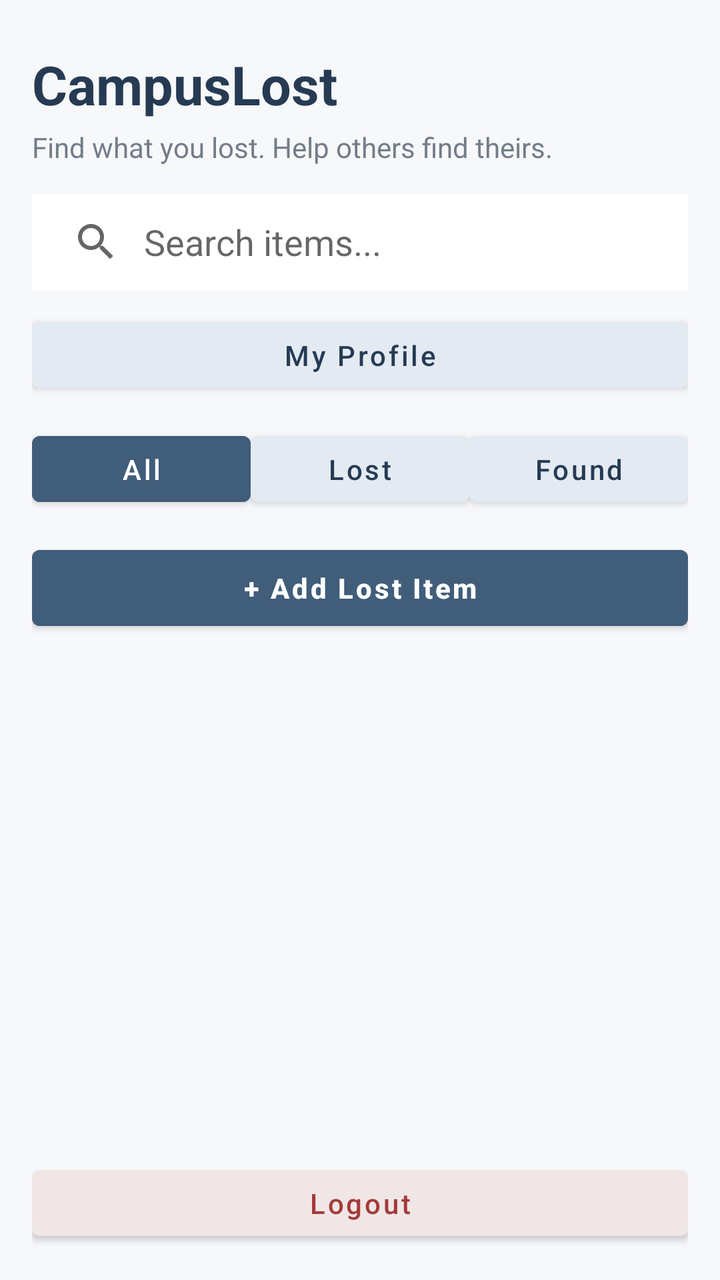
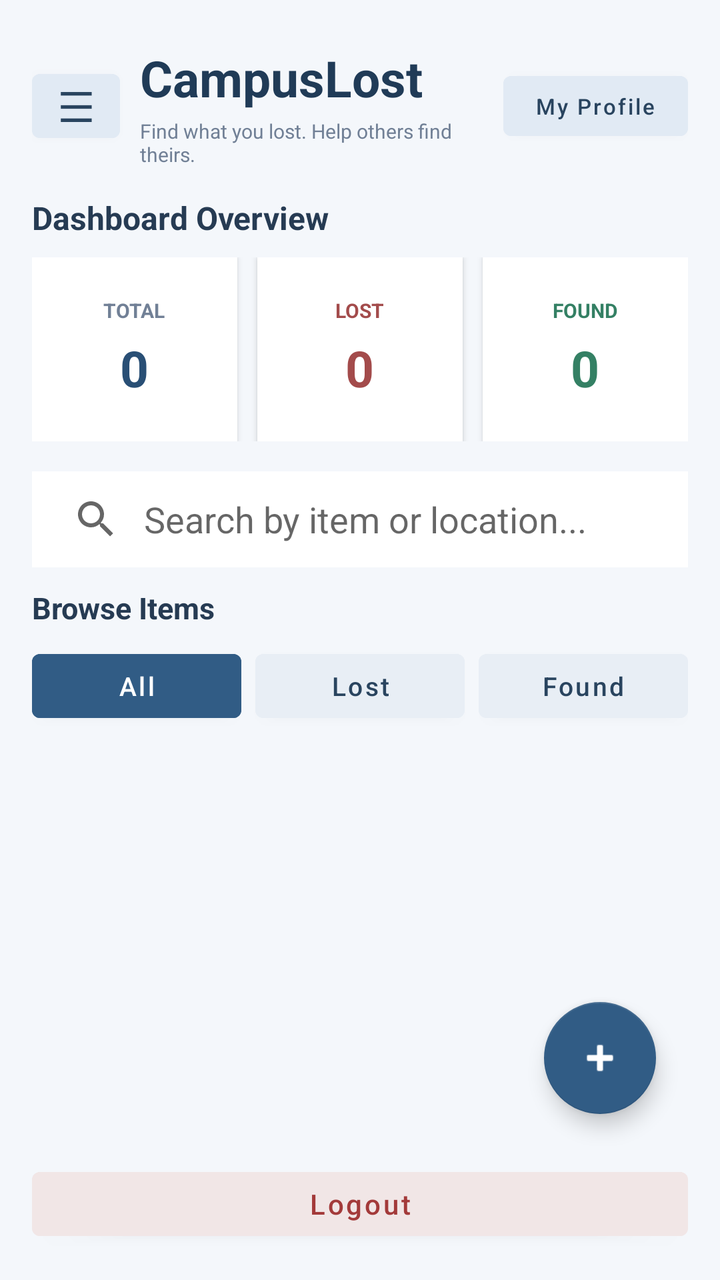

Compare the two renders of this Android layout. The source of the first and the diff that turns it into the second are given below.
<!-- AndroidManifest.xml: application theme Theme.CampusLost -->
<!-- res/layout/activity_home.xml -->
<?xml version="1.0" encoding="utf-8"?>
<LinearLayout
    xmlns:android="http://schemas.android.com/apk/res/android"
    android:layout_width="match_parent"
    android:layout_height="match_parent"
    android:orientation="vertical"
    android:padding="16dp"
    android:background="#F7F8FA">

    

    <TextView
        android:layout_width="match_parent"
        android:layout_height="wrap_content"
        android:text="CampusLost"
        android:textSize="27sp"
        android:textStyle="bold"
        android:textColor="#263B53"
        android:paddingTop="8dp"/>

    <TextView
        android:layout_width="match_parent"
        android:layout_height="wrap_content"
        android:text="Find what you lost. Help others find theirs."
        android:textSize="14sp"
        android:textColor="#737D89"
        android:layout_marginTop="4dp"
        android:layout_marginBottom="14dp"/>

    

    <SearchView
        android:id="@+id/searchView"
        android:layout_width="match_parent"
        android:layout_height="48dp"
        android:queryHint="Search items..."
        android:iconifiedByDefault="false"
        android:background="#FFFFFF"
        android:queryBackground="@android:color/transparent" />

    

    <Button
        android:id="@+id/btnProfile"
        android:layout_width="match_parent"
        android:layout_height="45dp"
        android:text="My Profile"
        android:textAllCaps="false"
        android:textColor="#263B53"
        android:backgroundTint="#E3EAF2"
        android:layout_marginTop="10dp"/>

    

    <LinearLayout
        android:layout_width="match_parent"
        android:layout_height="wrap_content"
        android:orientation="horizontal"
        android:layout_marginTop="12dp"
        android:layout_marginBottom="8dp">

        <Button
            android:id="@+id/btnAll"
            android:layout_width="0dp"
            android:layout_height="45dp"
            android:layout_weight="1"
            android:text="All"
            android:textAllCaps="false"
            android:textColor="#FFFFFF"
            android:backgroundTint="#405D7A"/>

        <Button
            android:id="@+id/btnLost"
            android:layout_width="0dp"
            android:layout_height="45dp"
            android:layout_weight="1"
            android:text="Lost"
            android:textAllCaps="false"
            android:textColor="#263B53"
            android:backgroundTint="#E3EAF2"/>

        <Button
            android:id="@+id/btnFound"
            android:layout_width="0dp"
            android:layout_height="45dp"
            android:layout_weight="1"
            android:text="Found"
            android:textAllCaps="false"
            android:textColor="#263B53"
            android:backgroundTint="#E3EAF2"/>

    </LinearLayout>

    

    <Button
        android:id="@+id/btnAddItem"
        android:layout_width="match_parent"
        android:layout_height="50dp"
        android:text="+ Add Lost Item"
        android:textAllCaps="false"
        android:textStyle="bold"
        android:textColor="#FFFFFF"
        android:backgroundTint="#405D7A"
        android:layout_marginTop="4dp"
        android:layout_marginBottom="8dp"/>

    

    <androidx.recyclerview.widget.RecyclerView
        android:id="@+id/recyclerView"
        android:layout_width="match_parent"
        android:layout_height="0dp"
        android:layout_weight="1"
        android:paddingTop="8dp"
        android:clipToPadding="false"/>

    

    <Button
        android:id="@+id/btnLogout"
        android:layout_width="match_parent"
        android:layout_height="45dp"
        android:text="Logout"
        android:textAllCaps="false"
        android:textColor="#A33A3A"
        android:backgroundTint="#F1E6E6"
        android:layout_marginTop="6dp"/>

</LinearLayout>
<!-- resources referenced by this layout -->
<resources>
  <style name="Theme.CampusLost" parent="Theme.MaterialComponents.DayNight.NoActionBar" />
</resources>

<!-- the commit's change to res/layout/activity_home.xml (unified diff, before → after) -->
@@ -1,130 +1,422 @@
 <?xml version="1.0" encoding="utf-8"?>
-<LinearLayout
+<androidx.drawerlayout.widget.DrawerLayout
     xmlns:android="http://schemas.android.com/apk/res/android"
+    xmlns:app="http://schemas.android.com/apk/res-auto"
+    android:id="@+id/drawerLayout"
     android:layout_width="match_parent"
     android:layout_height="match_parent"
-    android:orientation="vertical"
-    android:padding="16dp"
-    android:background="#F7F8FA">
+    android:background="#F4F7FB">
 
     
-
-    <TextView
-        android:layout_width="match_parent"
-        android:layout_height="wrap_content"
-        android:text="CampusLost"
-        android:textSize="27sp"
-        android:textStyle="bold"
-        android:textColor="#263B53"
-        android:paddingTop="8dp"/>
-
-    <TextView
-        android:layout_width="match_parent"
-        android:layout_height="wrap_content"
-        android:text="Find what you lost. Help others find theirs."
-        android:textSize="14sp"
-        android:textColor="#737D89"
-        android:layout_marginTop="4dp"
-        android:layout_marginBottom="14dp"/>
-
-    
-
-    <SearchView
-        android:id="@+id/searchView"
-        android:layout_width="match_parent"
-        android:layout_height="48dp"
-        android:queryHint="Search items..."
-        android:iconifiedByDefault="false"
-        android:background="#FFFFFF"
-        android:queryBackground="@android:color/transparent" />
-
-    
-
-    <Button
-        android:id="@+id/btnProfile"
-        android:layout_width="match_parent"
-        android:layout_height="45dp"
-        android:text="My Profile"
-        android:textAllCaps="false"
-        android:textColor="#263B53"
-        android:backgroundTint="#E3EAF2"
-        android:layout_marginTop="10dp"/>
-
-    
-
     <LinearLayout
         android:layout_width="match_parent"
-        android:layout_height="wrap_content"
-        android:orientation="horizontal"
-        android:layout_marginTop="12dp"
-        android:layout_marginBottom="8dp">
-
+        android:layout_height="match_parent"
+        android:orientation="vertical"
+        android:background="#F4F7FB"
+        android:padding="16dp">
+
+        
+        <LinearLayout
+            android:layout_width="match_parent"
+            android:layout_height="wrap_content"
+            android:orientation="horizontal"
+            android:gravity="center_vertical"
+            android:paddingTop="6dp"
+            android:paddingBottom="14dp">
+
+            <Button
+                android:id="@+id/btnMenu"
+                android:layout_width="44dp"
+                android:layout_height="44dp"
+                android:text="☰"
+                android:textSize="21sp"
+                android:textColor="#29445F"
+                android:backgroundTint="#E1EAF4"
+                android:contentDescription="Open navigation menu"
+                android:padding="0dp" />
+
+            <LinearLayout
+                android:layout_width="0dp"
+                android:layout_height="wrap_content"
+                android:layout_weight="1"
+                android:orientation="vertical"
+                android:layout_marginStart="10dp">
+
+                <TextView
+                    android:layout_width="wrap_content"
+                    android:layout_height="wrap_content"
+                    android:text="CampusLost"
+                    android:textColor="#203B57"
+                    android:textSize="25sp"
+                    android:textStyle="bold" />
+
+                <TextView
+                    android:layout_width="wrap_content"
+                    android:layout_height="wrap_content"
+                    android:text="Find what you lost. Help others find theirs."
+                    android:textColor="#718096"
+                    android:textSize="10sp"
+                    android:layout_marginTop="3dp" />
+
+            </LinearLayout>
+
+            <Button
+                android:id="@+id/btnProfile"
+                android:layout_width="wrap_content"
+                android:layout_height="42dp"
+                android:text="My Profile"
+                android:textAllCaps="false"
+                android:textColor="#29445F"
+                android:textSize="11sp"
+                android:backgroundTint="#E1EAF4" />
+
+        </LinearLayout>
+
+        
+        <TextView
+            android:layout_width="match_parent"
+            android:layout_height="wrap_content"
+            android:text="Dashboard Overview"
+            android:textColor="#263B53"
+            android:textStyle="bold"
+            android:textSize="16sp"
+            android:layout_marginBottom="9dp" />
+
+        
+        <LinearLayout
+            android:layout_width="match_parent"
+            android:layout_height="92dp"
+            android:orientation="horizontal"
+            android:weightSum="3">
+
+            <LinearLayout
+                android:layout_width="0dp"
+                android:layout_height="match_parent"
+                android:layout_weight="1"
+                android:layout_marginEnd="5dp"
+                android:orientation="vertical"
+                android:gravity="center"
+                android:background="#FFFFFF"
+                android:elevation="2dp"
+                android:padding="8dp">
+
+                <TextView
+                    android:layout_width="wrap_content"
+                    android:layout_height="wrap_content"
+                    android:text="TOTAL"
+                    android:textColor="#718096"
+                    android:textSize="10sp"
+                    android:textStyle="bold" />
+
+                <TextView
+                    android:id="@+id/tvTotalCount"
+                    android:layout_width="wrap_content"
+                    android:layout_height="wrap_content"
+                    android:text="0"
+                    android:textColor="#294F75"
+                    android:textSize="25sp"
+                    android:textStyle="bold"
+                    android:layout_marginTop="5dp" />
+
+            </LinearLayout>
+
+            <LinearLayout
+                android:layout_width="0dp"
+                android:layout_height="match_parent"
+                android:layout_weight="1"
+                android:layout_marginHorizontal="5dp"
+                android:orientation="vertical"
+                android:gravity="center"
+                android:background="#FFFFFF"
+                android:elevation="2dp"
+                android:padding="8dp">
+
+                <TextView
+                    android:layout_width="wrap_content"
+                    android:layout_height="wrap_content"
+                    android:text="LOST"
+                    android:textColor="#A34B4B"
+                    android:textSize="10sp"
+                    android:textStyle="bold" />
+
+                <TextView
+                    android:id="@+id/tvLostCount"
+                    android:layout_width="wrap_content"
+                    android:layout_height="wrap_content"
+                    android:text="0"
+                    android:textColor="#A34B4B"
+                    android:textSize="25sp"
+                    android:textStyle="bold"
+                    android:layout_marginTop="5dp" />
+
+            </LinearLayout>
+
+            <LinearLayout
+                android:layout_width="0dp"
+                android:layout_height="match_parent"
+                android:layout_weight="1"
+                android:layout_marginStart="5dp"
+                android:orientation="vertical"
+                android:gravity="center"
+                android:background="#FFFFFF"
+                android:elevation="2dp"
+                android:padding="8dp">
+
+                <TextView
+                    android:layout_width="wrap_content"
+                    android:layout_height="wrap_content"
+                    android:text="FOUND"
+                    android:textColor="#348064"
+                    android:textSize="10sp"
+                    android:textStyle="bold" />
+
+                <TextView
+                    android:id="@+id/tvFoundCount"
+                    android:layout_width="wrap_content"
+                    android:layout_height="wrap_content"
+                    android:text="0"
+                    android:textColor="#348064"
+                    android:textSize="25sp"
+                    android:textStyle="bold"
+                    android:layout_marginTop="5dp" />
+
+            </LinearLayout>
+
+        </LinearLayout>
+
+        
+        <SearchView
+            android:id="@+id/searchView"
+            android:layout_width="match_parent"
+            android:layout_height="48dp"
+            android:layout_marginTop="15dp"
+            android:layout_marginBottom="10dp"
+            android:queryHint="Search by item or location..."
+            android:iconifiedByDefault="false"
+            android:background="#FFFFFF"
+            android:queryBackground="@android:color/transparent" />
+
+        
+        <TextView
+            android:layout_width="match_parent"
+            android:layout_height="wrap_content"
+            android:text="Browse Items"
+            android:textColor="#263B53"
+            android:textSize="15sp"
+            android:textStyle="bold"
+            android:layout_marginBottom="7dp" />
+
+        
+        <LinearLayout
+            android:layout_width="match_parent"
+            android:layout_height="44dp"
+            android:orientation="horizontal"
+            android:layout_marginBottom="10dp">
+
+            <Button
+                android:id="@+id/btnAll"
+                android:layout_width="0dp"
+                android:layout_height="match_parent"
+                android:layout_weight="1"
+                android:text="All"
+                android:textAllCaps="false"
+                android:textSize="13sp"
+                android:textColor="#FFFFFF"
+                android:backgroundTint="#315C85" />
+
+            <Button
+                android:id="@+id/btnLost"
+                android:layout_width="0dp"
+                android:layout_height="match_parent"
+                android:layout_weight="1"
+                android:layout_marginStart="7dp"
+                android:text="Lost"
+                android:textAllCaps="false"
+                android:textSize="13sp"
+                android:textColor="#29445F"
+                android:backgroundTint="#E8EEF5" />
+
+            <Button
+                android:id="@+id/btnFound"
+                android:layout_width="0dp"
+                android:layout_height="match_parent"
+                android:layout_weight="1"
+                android:layout_marginStart="7dp"
+                android:text="Found"
+                android:textAllCaps="false"
+                android:textSize="13sp"
+                android:textColor="#29445F"
+                android:backgroundTint="#E8EEF5" />
+
+        </LinearLayout>
+
+        
+        <FrameLayout
+            android:layout_width="match_parent"
+            android:layout_height="0dp"
+            android:layout_weight="1">
+
+            <androidx.recyclerview.widget.RecyclerView
+                android:id="@+id/recyclerView"
+                android:layout_width="match_parent"
+                android:layout_height="match_parent"
+                android:clipToPadding="false"
+                android:paddingBottom="80dp" />
+
+            <TextView
+                android:id="@+id/tvEmptyState"
+                android:layout_width="match_parent"
+                android:layout_height="wrap_content"
+                android:layout_gravity="center"
+                android:gravity="center"
+                android:text="No items posted yet."
+                android:textColor="#718096"
+                android:textSize="15sp"
+                android:lineSpacingExtra="6dp"
+                android:padding="24dp"
+                android:visibility="gone" />
+
+            <com.google.android.material.floatingactionbutton.FloatingActionButton
+                android:id="@+id/btnAddItem"
+                android:layout_width="wrap_content"
+                android:layout_height="wrap_content"
+                android:layout_gravity="bottom|end"
+                android:layout_margin="16dp"
+                android:contentDescription="Add a lost or found item"
+                app:srcCompat="@android:drawable/ic_input_add"
+                app:backgroundTint="#315C85"
+                app:tint="#FFFFFF"
+                app:elevation="6dp" />
+
+        </FrameLayout>
+
+        
         <Button
-            android:id="@+id/btnAll"
-            android:layout_width="0dp"
-            android:layout_height="45dp"
-            android:layout_weight="1"
-            android:text="All"
+            android:id="@+id/btnLogout"
+            android:layout_width="match_parent"
+            android:layout_height="44dp"
+            android:layout_marginTop="7dp"
+            android:text="Logout"
             android:textAllCaps="false"
-            android:textColor="#FFFFFF"
-            android:backgroundTint="#405D7A"/>
+            android:textColor="#A33A3A"
+            android:backgroundTint="#F1E6E6" />
+
+    </LinearLayout>
+
+    
+    <LinearLayout
+        android:layout_width="280dp"
+        android:layout_height="match_parent"
+        android:layout_gravity="start"
+        android:orientation="vertical"
+        android:background="#FFFFFF"
+        android:elevation="12dp"
+        android:padding="18dp">
+
+        
+        <LinearLayout
+            android:layout_width="match_parent"
+            android:layout_height="155dp"
+            android:orientation="vertical"
+            android:gravity="center_vertical"
+            android:padding="18dp"
+            android:background="#315C85">
+
+            <TextView
+                android:layout_width="wrap_content"
+                android:layout_height="wrap_content"
+                android:text="CampusLost"
+                android:textColor="#FFFFFF"
+                android:textSize="25sp"
+                android:textStyle="bold" />
+
+            <TextView
+                android:layout_width="wrap_content"
+                android:layout_height="wrap_content"
+                android:text="Your campus lost &amp; found hub"
+                android:textColor="#E1EAF4"
+                android:textSize="13sp"
+                android:layout_marginTop="7dp" />
+
+        </LinearLayout>
+
+        <TextView
+            android:layout_width="match_parent"
+            android:layout_height="wrap_content"
+            android:text="MENU"
+            android:textColor="#8995A5"
+            android:textSize="11sp"
+            android:textStyle="bold"
+            android:layout_marginTop="25dp"
+            android:layout_marginBottom="10dp" />
 
         <Button
-            android:id="@+id/btnLost"
-            android:layout_width="0dp"
-            android:layout_height="45dp"
-            android:layout_weight="1"
-            android:text="Lost"
+            android:id="@+id/navHome"
+            android:layout_width="match_parent"
+            android:layout_height="52dp"
+            android:gravity="center_vertical"
+            android:text="⌂    Home"
             android:textAllCaps="false"
-            android:textColor="#263B53"
-            android:backgroundTint="#E3EAF2"/>
+            android:textColor="#29445F"
+            android:textSize="15sp"
+            android:backgroundTint="#EAF0F7" />
 
         <Button
-            android:id="@+id/btnFound"
-            android:layout_width="0dp"
-            android:layout_height="45dp"
-            android:layout_weight="1"
-            android:text="Found"
+            android:id="@+id/navAddItem"
+            android:layout_width="match_parent"
+            android:layout_height="52dp"
+            android:layout_marginTop="8dp"
+            android:gravity="center_vertical"
+            android:text="+    Add New Item"
             android:textAllCaps="false"
-            android:textColor="#263B53"
-            android:backgroundTint="#E3EAF2"/>
+            android:textColor="#29445F"
+            android:textSize="15sp"
+            android:backgroundTint="#FFFFFF" />
+
+        <Button
+            android:id="@+id/navProfile"
+            android:layout_width="match_parent"
+            android:layout_height="52dp"
+            android:layout_marginTop="8dp"
+            android:gravity="center_vertical"
+            android:text="◉    My Profile"
+            android:textAllCaps="false"
+            android:textColor="#29445F"
+            android:textSize="15sp"
+            android:backgroundTint="#FFFFFF" />
+
+        <View
+            android:layout_width="match_parent"
+            android:layout_height="1dp"
+            android:layout_marginTop="20dp"
+            android:layout_marginBottom="15dp"
+            android:background="#E6EAF0" />
+
+        <Button
+            android:id="@+id/navLogout"
+            android:layout_width="match_parent"
+            android:layout_height="52dp"
+            android:gravity="center_vertical"
+            android:text="↪    Logout"
+            android:textAllCaps="false"
+            android:textColor="#A33A3A"
+            android:textSize="15sp"
+            android:backgroundTint="#F8EEEE" />
+
+        <View
+            android:layout_width="match_parent"
+            android:layout_height="0dp"
+            android:layout_weight="1" />
+
+        <TextView
+            android:layout_width="match_parent"
+            android:layout_height="wrap_content"
+            android:text="CampusLost • DIU"
+            android:textColor="#8995A5"
+            android:textSize="12sp"
+            android:gravity="center"
+            android:padding="12dp" />
 
     </LinearLayout>
 
-    
-
-    <Button
-        android:id="@+id/btnAddItem"
-        android:layout_width="match_parent"
-        android:layout_height="50dp"
-        android:text="+ Add Lost Item"
-        android:textAllCaps="false"
-        android:textStyle="bold"
-        android:textColor="#FFFFFF"
-        android:backgroundTint="#405D7A"
-        android:layout_marginTop="4dp"
-        android:layout_marginBottom="8dp"/>
-
-    
-
-    <androidx.recyclerview.widget.RecyclerView
-        android:id="@+id/recyclerView"
-        android:layout_width="match_parent"
-        android:layout_height="0dp"
-        android:layout_weight="1"
-        android:paddingTop="8dp"
-        android:clipToPadding="false"/>
-
-    
-
-    <Button
-        android:id="@+id/btnLogout"
-        android:layout_width="match_parent"
-        android:layout_height="45dp"
-        android:text="Logout"
-        android:textAllCaps="false"
-        android:textColor="#A33A3A"
-        android:backgroundTint="#F1E6E6"
-        android:layout_marginTop="6dp"/>
-
-</LinearLayout>
+</androidx.drawerlayout.widget.DrawerLayout>
